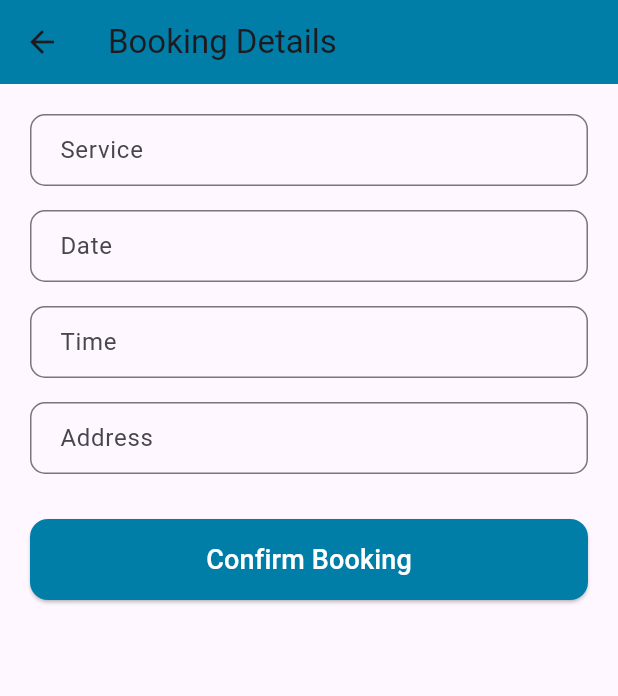
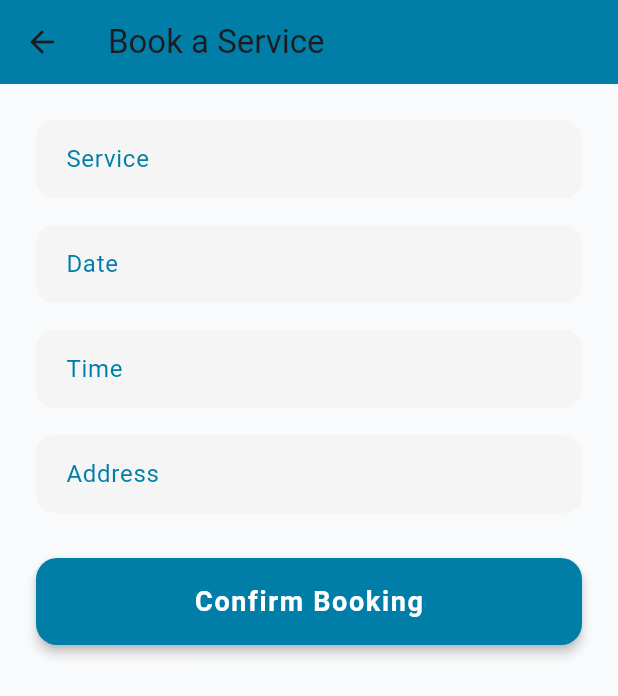
Before and after one commit to ramiAlmathani/Senior-Project, a Flutter app: the BookingScreen screen opened directly, on a phone screen of 412 x 824 dp. Shown: the top 696 px of the screen. Run offline on Flutter 3.47's test engine with Material 3 defaults, Android fonts, the phone set to English and light mode, and no system bars; our stand-ins replace cloud_firestore, firebase_auth, firebase_core, flutter_dotenv, lottie, shared_preferences and 1 more; accounts and stored records are empty.

Commit message:
Added the Database for booking a service details

```diff
--- a/lib/TabBarWidget.dart
+++ b/lib/TabBarWidget.dart
@@ -15,7 +15,7 @@ class TabBarWidget extends StatelessWidget {
         labelColor: Colors.white,
         unselectedLabelColor: Colors.black54,
         indicator: BoxDecoration(
-          color: const Color(0xFF007EA7),
+          color: Color(0xFF007EA7),
           borderRadius: BorderRadius.all(Radius.circular(12)),
         ),
         tabs: [
--- a/lib/_BookingScreenState.dart
+++ b/lib/_BookingScreenState.dart
@@ -1,4 +1,7 @@
 import 'package:flutter/material.dart';
+import 'package:cloud_firestore/cloud_firestore.dart';
+import 'package:firebase_auth/firebase_auth.dart';
+import 'package:senior_project/services/firebase_Services.dart';
 
 class BookingScreen extends StatefulWidget {
   final String? service;
@@ -22,6 +25,8 @@ class _BookingScreenState extends State<BookingScreen> {
   late TextEditingController _timeController;
   final TextEditingController _addressController = TextEditingController();
 
+  final FirebaseService firebaseService = FirebaseService();
+
   @override
   void initState() {
     super.initState();
@@ -39,18 +44,38 @@ class _BookingScreenState extends State<BookingScreen> {
     super.dispose();
   }
 
-  void _submitBooking() {
-    final booking = {
-      'Service': _serviceController.text,
-      'Date': _dateController.text,
-      'Time': _timeController.text,
-      'Address': _addressController.text,
-    };
+  Future<void> _submitBooking() async {
+    final service = _serviceController.text.trim();
+    final date = _dateController.text.trim();
+    final time = _timeController.text.trim();
+    final address = _addressController.text.trim();
+
+    if (service.isEmpty || date.isEmpty || time.isEmpty || address.isEmpty) {
+      ScaffoldMessenger.of(context).showSnackBar(
+        const SnackBar(content: Text('Please fill all fields.')),
+      );
+      return;
+    }
+
+    try {
+      await firebaseService.createBookingRequest(
+        service: service,
+        date: date,
+        time: time,
+        address: address,
+      );
 
       final confirmationMessage =
-        "✅ Your booking for ${booking['Service']} on ${booking['Date']} at ${booking['Time']} has been confirmed.";
+          "✅ Your booking for $service on $date at $time has been confirmed.";
 
+      if (context.mounted) {
         Navigator.pop(context, confirmationMessage);
+      }
+    } catch (e) {
+      ScaffoldMessenger.of(context).showSnackBar(
+        SnackBar(content: Text('Booking failed: $e')),
+      );
+    }
   }
 
   Widget _buildTextField(String label, TextEditingController controller,
@@ -60,8 +85,15 @@ class _BookingScreenState extends State<BookingScreen> {
       keyboardType: type,
       decoration: InputDecoration(
         labelText: label,
-        border: OutlineInputBorder(borderRadius: BorderRadius.circular(10)),
-        contentPadding: const EdgeInsets.symmetric(horizontal: 16, vertical: 12),
+        labelStyle: const TextStyle(color: Color(0xFF007EA7)),
+        filled: true,
+        fillColor: Colors.grey[100],
+        border: OutlineInputBorder(
+          borderRadius: BorderRadius.circular(12),
+          borderSide: BorderSide.none,
+        ),
+        contentPadding:
+            const EdgeInsets.symmetric(horizontal: 16, vertical: 14),
       ),
     );
   }
@@ -69,37 +101,52 @@ class _BookingScreenState extends State<BookingScreen> {
   @override
   Widget build(BuildContext context) {
     return Scaffold(
+      backgroundColor: const Color(0xFFF9FAFB),
       appBar: AppBar(
-        title: const Text('Booking Details'),
+        title: const Text('Book a Service'),
         backgroundColor: const Color(0xFF007EA7),
+        elevation: 0,
       ),
       body: Padding(
-        padding: const EdgeInsets.all(20),
-        child: ListView(
+        padding: const EdgeInsets.all(24),
+        child: SingleChildScrollView(
+          child: Column(
             children: [
               _buildTextField("Service", _serviceController),
-            const SizedBox(height: 16),
+              const SizedBox(height: 18),
               _buildTextField("Date", _dateController),
-            const SizedBox(height: 16),
+              const SizedBox(height: 18),
               _buildTextField("Time", _timeController),
-            const SizedBox(height: 16),
+              const SizedBox(height: 18),
               _buildTextField("Address", _addressController),
               const SizedBox(height: 30),
-            ElevatedButton(
+              SizedBox(
+                width: double.infinity,
+                child: ElevatedButton(
                   onPressed: _submitBooking,
                   style: ElevatedButton.styleFrom(
                     backgroundColor: const Color(0xFF007EA7),
-                padding: const EdgeInsets.symmetric(vertical: 14),
-                shape: RoundedRectangleBorder(borderRadius: BorderRadius.circular(12)),
+                    padding: const EdgeInsets.symmetric(vertical: 16),
+                    shape: RoundedRectangleBorder(
+                      borderRadius: BorderRadius.circular(14),
+                    ),
+                    elevation: 3,
                   ),
                   child: const Text(
                     "Confirm Booking",
-                style: TextStyle(fontSize: 18, color: Colors.white),
+                    style: TextStyle(
+                      fontSize: 18,
+                      fontWeight: FontWeight.w600,
+                      color: Colors.white,
+                      letterSpacing: 1.1,
+                    ),
+                  ),
                 ),
               )
             ],
           ),
         ),
+      ),
     );
   }
 }
--- a/lib/main.dart
+++ b/lib/main.dart
@@ -32,10 +32,8 @@ class MyApp extends StatelessWidget {
           '/phoneVerification': (context) => const PhoneVerificationPage(),
           '/chatbot': (context) => const ChatbotPage(),
           '/booking': (context) {
-          final args = ModalRoute
-              .of(context)!
-              .settings
-              .arguments as Map<String, dynamic>?;
+            final args = ModalRoute.of(context)!.settings.arguments
+                as Map<String, dynamic>?;
             return BookingScreen(
               service: args?['service'],
               date: args?['date'],
--- a/pubspec.yaml
+++ b/pubspec.yaml
@@ -41,6 +41,7 @@ dependencies:
   cupertino_icons: ^1.0.8
   firebase_core: ^3.13.0
   firebase_auth: ^5.5.2
+  cloud_firestore: ^5.6.6
 
 dev_dependencies:
   flutter_test:
```
Also changed, not shown: lib/HomeScreenState.dart (+13 -6 lines), lib/_Chatbot.dart (+18 -10 lines), lib/_LandingPage.dart (+22 -12 lines), lib/_NotificationsScreenState.dart (+7 -6 lines), lib/_OrdersScreenState.dart (+6 -4 lines), lib/_PromotionScreenState.dart (+7 -5 lines), lib/_SplashPage.dart (+4 -3 lines), lib/custom_drawer.dart (+14 -11 lines), lib/main_page.dart (+15 -10 lines), lib/otp_verification_page.dart (+11 -9 lines), lib/phone_verification_page.dart (+14 -9 lines), lib/services/firebase_Services.dart (added, +60 -0 lines), pubspec.lock, 4 other files. Lines whose indentation alone changed are shown as unchanged.
